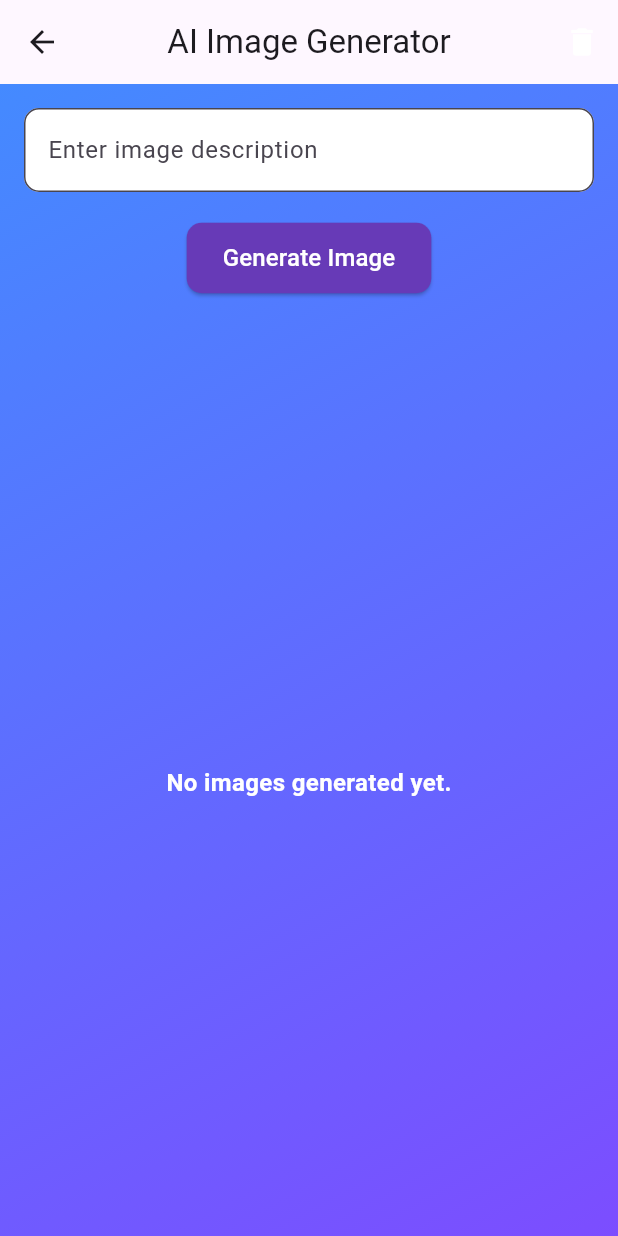
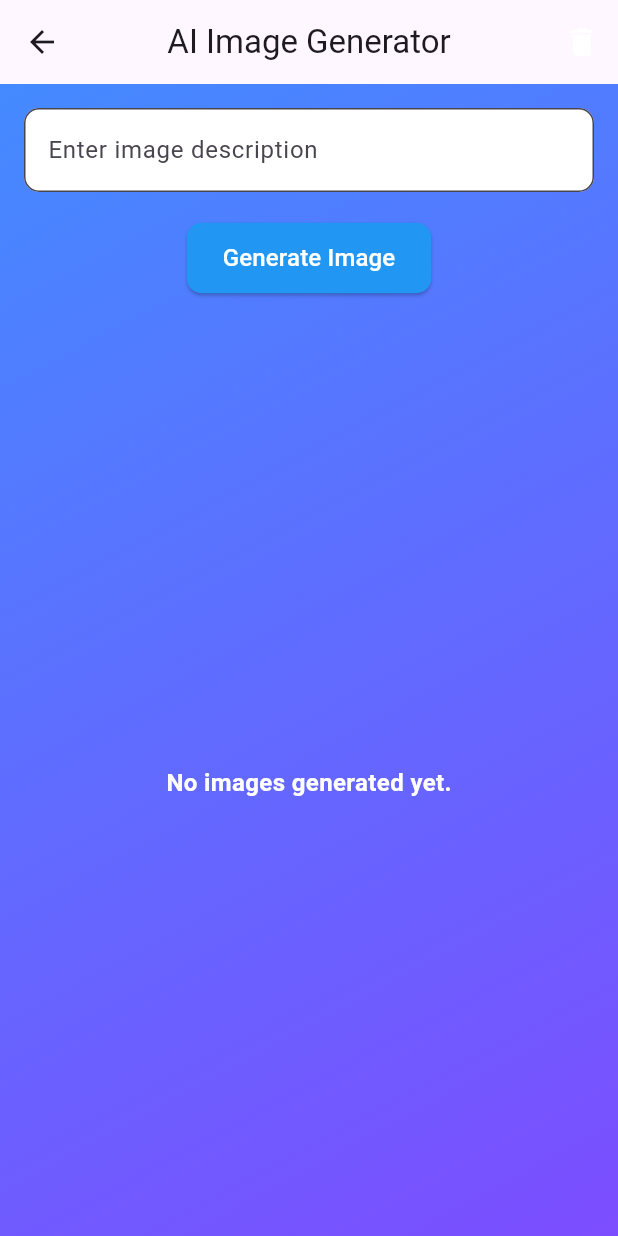
Before and after one commit to Siddhesh-Kalyankar/AI_app, a Flutter app: the ImageGeneration screen opened directly, on a phone screen of 412 x 824 dp. Run offline on Flutter 3.47's test engine with Material 3 defaults, Android fonts, the phone set to English and light mode, and no system bars.

Commit message:
changed color to blue

```diff
--- a/lib/imageGeneration.dart
+++ b/lib/imageGeneration.dart
@@ -113,7 +113,7 @@ class _ImageGenerationState extends State<ImageGeneration> {
               ElevatedButton(
                 onPressed: generateImage,
                 style: ElevatedButton.styleFrom(
-                  backgroundColor: Colors.deepPurple, // Button color
+                  backgroundColor: Colors.blue, // Button color
                   padding: const EdgeInsets.symmetric(
                     horizontal: 24,
                     vertical: 12,
```
